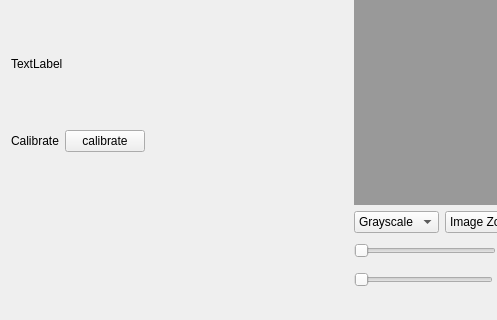
This is remote_focus_stabilisation/ui_RFS.ui in thibault-brugiere/OPM_GUI as Qt 5 draws it before an edit; both pictures show x 0 to 497 and y 346 to 666 of the 1085 by 1024 pixel window. The edited form follows.
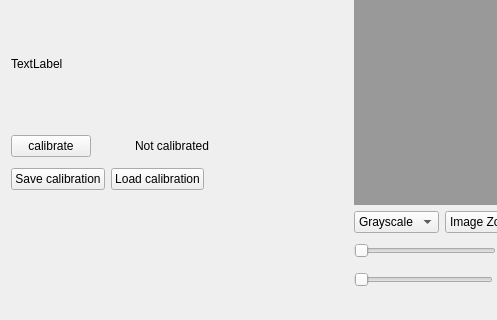
This is the edited form.

```diff
--- a/remote_focus_stabilisation/ui_RFS.ui
+++ b/remote_focus_stabilisation/ui_RFS.ui
@@ -13,7 +13,7 @@
   <property name="windowTitle">
    <string>Form</string>
   </property>
-  <layout class="QHBoxLayout" name="horizontalLayout_17">
+  <layout class="QHBoxLayout" name="horizontalLayout_18">
    <item>
     <layout class="QVBoxLayout" name="verticalLayout_5">
      <item>
@@ -804,20 +804,45 @@
      </item>
      <item>
       <layout class="QHBoxLayout" name="horizontalLayout_12">
-       <item>
-        <widget class="QLabel" name="label_calibrate">
-         <property name="text">
-          <string>Calibrate</string>
-         </property>
-        </widget>
-       </item>
        <item>
         <widget class="QPushButton" name="pb_calibrate">
          <property name="text">
           <string>calibrate</string>
          </property>
          <property name="checkable">
-          <bool>true</bool>
+          <bool>false</bool>
+         </property>
+        </widget>
+       </item>
+       <item>
+        <widget class="QLabel" name="label_calibrated_icon">
+         <property name="minimumSize">
+          <size>
+           <width>32</width>
+           <height>32</height>
+          </size>
+         </property>
+         <property name="maximumSize">
+          <size>
+           <width>32</width>
+           <height>32</height>
+          </size>
+         </property>
+         <property name="text">
+          <string/>
+         </property>
+        </widget>
+       </item>
+       <item>
+        <widget class="QLabel" name="label_calibrated">
+         <property name="minimumSize">
+          <size>
+           <width>30</width>
+           <height>0</height>
+          </size>
+         </property>
+         <property name="text">
+          <string>Not calibrated</string>
          </property>
         </widget>
        </item>
@@ -836,6 +861,43 @@
        </item>
       </layout>
      </item>
+     <item>
+      <layout class="QHBoxLayout" name="horizontalLayout_17">
+       <item>
+        <widget class="QPushButton" name="pb_calibration_save">
+         <property name="text">
+          <string>Save calibration</string>
+         </property>
+         <property name="checkable">
+          <bool>false</bool>
+         </property>
+        </widget>
+       </item>
+       <item>
+        <widget class="QPushButton" name="pb_calibration_load">
+         <property name="text">
+          <string>Load calibration</string>
+         </property>
+         <property name="checkable">
+          <bool>false</bool>
+         </property>
+        </widget>
+       </item>
+       <item>
+        <spacer name="horizontalSpacer_14">
+         <property name="orientation">
+          <enum>Qt::Horizontal</enum>
+         </property>
+         <property name="sizeHint" stdset="0">
+          <size>
+           <width>40</width>
+           <height>20</height>
+          </size>
+         </property>
+        </spacer>
+       </item>
+      </layout>
+     </item>
      <item>
       <spacer name="verticalSpacer_3">
        <property name="orientation">
```
